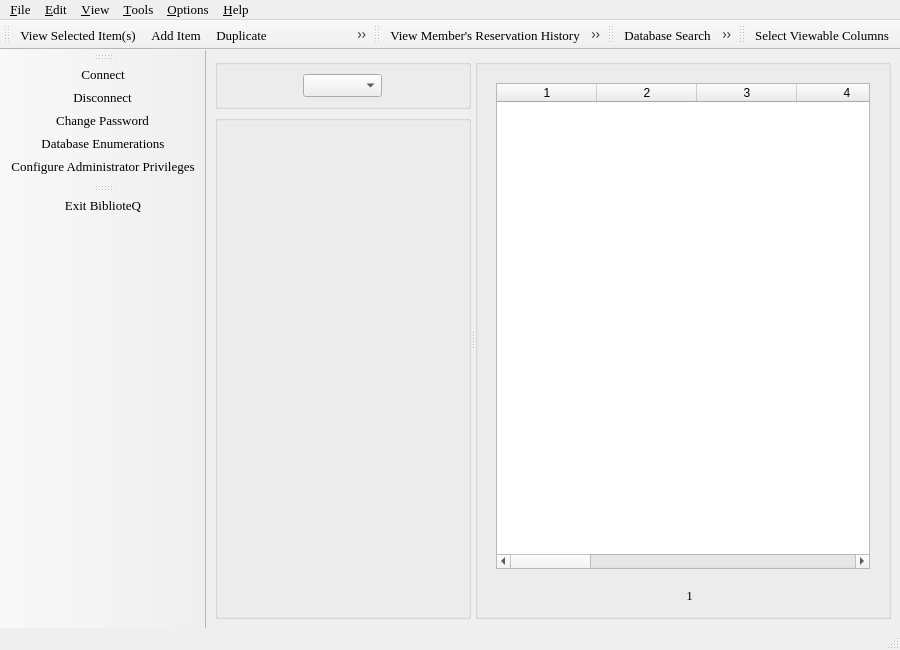
The window that mainwindow.ui (textbrowser/biblioteq) describes before a commit, drawn with Qt 5.
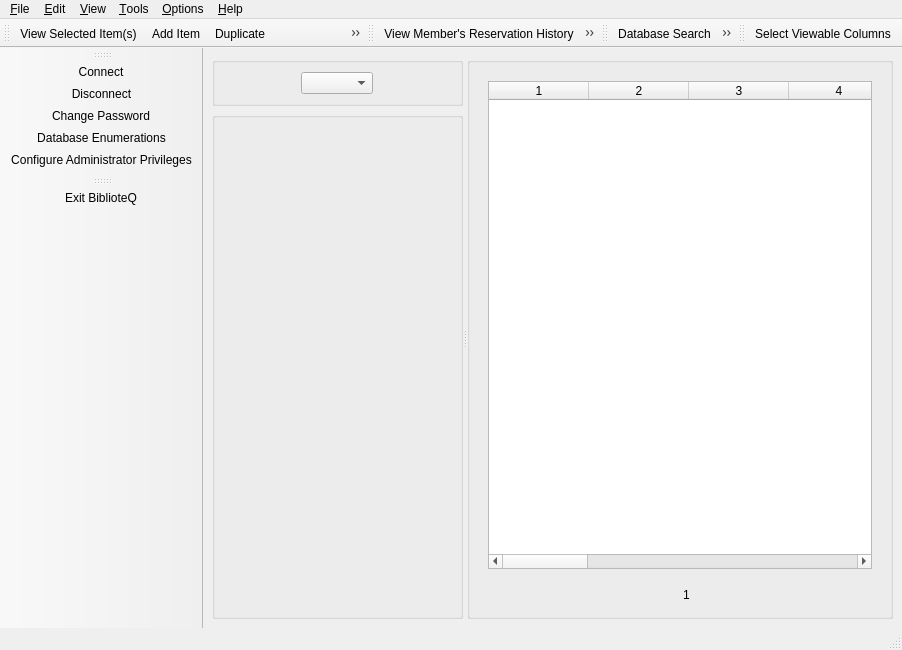
The same window after the commit. Icons and pictures are not drawn. Custom widgets are drawn as their Qt base class.

Commit message: Default fonts. Do not allow users to set their fonts on OS X systems as this distorts widgets.

```diff
--- a/mainwindow.ui
+++ b/mainwindow.ui
@@ -10,17 +10,6 @@
     <height>650</height>
    </rect>
   </property>
-  <property name="font">
-   <font>
-    <family>Times</family>
-    <pointsize>10</pointsize>
-    <weight>50</weight>
-    <italic>false</italic>
-    <bold>false</bold>
-    <underline>false</underline>
-    <strikeout>false</strikeout>
-   </font>
-  </property>
   <property name="windowTitle">
    <string>BiblioteQ</string>
   </property>
@@ -407,34 +396,16 @@
      <x>0</x>
      <y>0</y>
      <width>900</width>
-     <height>25</height>
+     <height>22</height>
     </rect>
    </property>
-   <property name="font">
-    <font>
-     <family>Times</family>
-     <pointsize>10</pointsize>
-    </font>
-   </property>
    <widget class="QMenu" name="menuHelp">
-    <property name="font">
-     <font>
-      <family>Times</family>
-      <pointsize>10</pointsize>
-     </font>
-    </property>
     <property name="title">
      <string>&amp;Help</string>
     </property>
     <addaction name="actionAbout"/>
    </widget>
    <widget class="QMenu" name="menuTools">
-    <property name="font">
-     <font>
-      <family>Times</family>
-      <pointsize>10</pointsize>
-     </font>
-    </property>
     <property name="title">
      <string>&amp;Tools</string>
     </property>
@@ -445,12 +416,6 @@
     <addaction name="actionRefreshTable"/>
    </widget>
    <widget class="QMenu" name="menu_File">
-    <property name="font">
-     <font>
-      <family>Times</family>
-      <pointsize>10</pointsize>
-     </font>
-    </property>
     <property name="title">
      <string>&amp;File</string>
     </property>
@@ -476,12 +441,6 @@
     <addaction name="actionExit"/>
    </widget>
    <widget class="QMenu" name="menu_Edit">
-    <property name="font">
-     <font>
-      <family>Times</family>
-      <pointsize>10</pointsize>
-     </font>
-    </property>
     <property name="title">
      <string>&amp;Edit</string>
     </property>
@@ -506,12 +465,6 @@
     <addaction name="actionModifyEntry"/>
    </widget>
    <widget class="QMenu" name="menu_View">
-    <property name="font">
-     <font>
-      <family>Times</family>
-      <pointsize>10</pointsize>
-     </font>
-    </property>
     <property name="title">
      <string>&amp;View</string>
     </property>
@@ -520,12 +473,6 @@
     <addaction name="separator"/>
    </widget>
    <widget class="QMenu" name="menuOptions">
-    <property name="font">
-     <font>
-      <family>Times</family>
-      <pointsize>10</pointsize>
-     </font>
-    </property>
     <property name="title">
      <string>&amp;Options</string>
     </property>
@@ -1035,12 +982,6 @@
    <property name="text">
     <string>Connect</string>
    </property>
-   <property name="font">
-    <font>
-     <family>Times</family>
-     <pointsize>10</pointsize>
-    </font>
-   </property>
   </action>
   <action name="disconnectTool">
    <property name="icon">
@@ -1050,12 +991,6 @@
    <property name="text">
     <string>Disconnect</string>
    </property>
-   <property name="font">
-    <font>
-     <family>Times</family>
-     <pointsize>10</pointsize>
-    </font>
-   </property>
   </action>
   <action name="detailsTool">
    <property name="icon">
@@ -1065,12 +1000,6 @@
    <property name="text">
     <string>View Selected Item(s)</string>
    </property>
-   <property name="font">
-    <font>
-     <family>Times</family>
-     <pointsize>10</pointsize>
-    </font>
-   </property>
   </action>
   <action name="createTool">
    <property name="icon">
@@ -1080,12 +1009,6 @@
    <property name="text">
     <string>Add Item</string>
    </property>
-   <property name="font">
-    <font>
-     <family>Times</family>
-     <pointsize>10</pointsize>
-    </font>
-   </property>
    <property name="menuRole">
     <enum>QAction::TextHeuristicRole</enum>
    </property>
@@ -1098,12 +1021,6 @@
    <property name="text">
     <string>Delete Selected Item(s)</string>
    </property>
-   <property name="font">
-    <font>
-     <family>Times</family>
-     <pointsize>10</pointsize>
-    </font>
-   </property>
   </action>
   <action name="modifyTool">
    <property name="icon">
@@ -1113,12 +1030,6 @@
    <property name="text">
     <string>Modify Selected Item(s)</string>
    </property>
-   <property name="font">
-    <font>
-     <family>Times</family>
-     <pointsize>10</pointsize>
-    </font>
-   </property>
   </action>
   <action name="printTool">
    <property name="icon">
@@ -1128,12 +1039,6 @@
    <property name="text">
     <string>Print Current View</string>
    </property>
-   <property name="font">
-    <font>
-     <family>Times</family>
-     <pointsize>10</pointsize>
-    </font>
-   </property>
   </action>
   <action name="reserveTool">
    <property name="icon">
@@ -1143,12 +1048,6 @@
    <property name="text">
     <string>Reserve Selected Item</string>
    </property>
-   <property name="font">
-    <font>
-     <family>Times</family>
-     <pointsize>10</pointsize>
-    </font>
-   </property>
   </action>
   <action name="userTool">
    <property name="icon">
@@ -1158,12 +1057,6 @@
    <property name="text">
     <string>Display Members Browser</string>
    </property>
-   <property name="font">
-    <font>
-     <family>Times</family>
-     <pointsize>10</pointsize>
-    </font>
-   </property>
   </action>
   <action name="searchTool">
    <property name="icon">
@@ -1173,12 +1066,6 @@
    <property name="text">
     <string>Database Search</string>
    </property>
-   <property name="font">
-    <font>
-     <family>Times</family>
-     <pointsize>10</pointsize>
-    </font>
-   </property>
   </action>
   <action name="customQueryTool">
    <property name="icon">
@@ -1188,12 +1075,6 @@
    <property name="text">
     <string>Custom Database Query</string>
    </property>
-   <property name="font">
-    <font>
-     <family>Times</family>
-     <pointsize>10</pointsize>
-    </font>
-   </property>
   </action>
   <action name="refreshTool">
    <property name="icon">
@@ -1203,12 +1084,6 @@
    <property name="text">
     <string>Refresh Table</string>
    </property>
-   <property name="font">
-    <font>
-     <family>Times</family>
-     <pointsize>10</pointsize>
-    </font>
-   </property>
   </action>
   <action name="configTool">
    <property name="icon">
@@ -1218,12 +1093,6 @@
    <property name="text">
     <string>Select Viewable Columns</string>
    </property>
-   <property name="font">
-    <font>
-     <family>Times</family>
-     <pointsize>10</pointsize>
-    </font>
-   </property>
   </action>
   <action name="exitTool">
    <property name="icon">
@@ -1233,12 +1102,6 @@
    <property name="text">
     <string>Exit BiblioteQ</string>
    </property>
-   <property name="font">
-    <font>
-     <family>Times</family>
-     <pointsize>10</pointsize>
-    </font>
-   </property>
   </action>
   <action name="actionReservationHistory">
    <property name="icon">
@@ -1248,12 +1111,6 @@
    <property name="text">
     <string>View Member's Reservation History</string>
    </property>
-   <property name="font">
-    <font>
-     <family>Times</family>
-     <pointsize>10</pointsize>
-    </font>
-   </property>
   </action>
   <action name="actionChangePassword">
    <property name="icon">
@@ -1263,12 +1120,6 @@
    <property name="text">
     <string>Change Password</string>
    </property>
-   <property name="font">
-    <font>
-     <family>Times</family>
-     <pointsize>10</pointsize>
-    </font>
-   </property>
   </action>
   <action name="actionPreserveGeometry">
    <property name="checkable">
@@ -1306,12 +1157,6 @@
    <property name="text">
     <string>Configure Administrator Privileges</string>
    </property>
-   <property name="font">
-    <font>
-     <family>Times</family>
-     <pointsize>10</pointsize>
-    </font>
-   </property>
   </action>
   <action name="actionRequests">
    <property name="icon">
@@ -1321,12 +1166,6 @@
    <property name="text">
     <string>Item Requests</string>
    </property>
-   <property name="font">
-    <font>
-     <family>Times</family>
-     <pointsize>10</pointsize>
-    </font>
-   </property>
   </action>
   <action name="actionPopulate_Members_Browser_Table_on_Display">
    <property name="checkable">
@@ -1408,12 +1247,6 @@
    <property name="toolTip">
     <string>Duplicate Selected Item(s)</string>
    </property>
-   <property name="font">
-    <font>
-     <family>Times</family>
-     <pointsize>10</pointsize>
-    </font>
-   </property>
   </action>
   <action name="actionDuplicateEntry">
    <property name="icon">
```
Left out of the diff: 169 changed lines with no effect on the pictures. The commit also changes 20 other files.
